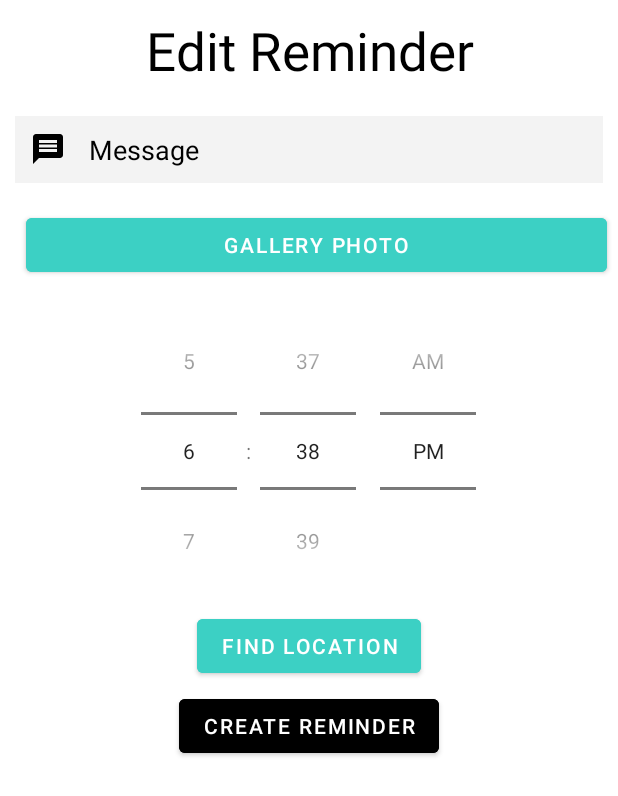
After one commit to tfarich/hw1, an Android app built with Jetpack Compose: the EditActivity screen opened directly, with no data from a screen before it, on a phone screen of 412 x 824 dp. The commit adds this screen. Shown: the top 796 px of the screen. Run offline under Robolectric (Android 15) with nearby library versions, the phone set to English and light mode, and no system bars.

Commit message:
Edit and Delete Added

```diff
--- a/app/src/main/AndroidManifest.xml
+++ b/app/src/main/AndroidManifest.xml
@@ -27,6 +27,7 @@
         <activity android:name=".AccountActivity"></activity>
         <activity android:name=".AddReminderActivity"></activity>
         <activity android:name=".AddActivity"></activity>
+        <activity android:name=".EditActivity"></activity>
     </application>
 
 </manifest>
--- /dev/null
+++ b/app/src/main/java/com/example/homework/EditActivity.kt
@@ -0,0 +1,68 @@
+package com.example.homework
+
+import android.content.Intent
+import android.os.Bundle
+import android.widget.TextView
+import android.widget.TimePicker
+import android.widget.Toast
+import androidx.appcompat.app.AppCompatActivity
+import androidx.core.content.ContextCompat.startActivity
+import com.google.android.material.button.MaterialButton
+import java.util.*
+
+class EditActivity : AppCompatActivity() {
+    override fun onCreate(savedInstanceState: Bundle?) {
+        super.onCreate(savedInstanceState)
+        setContentView(R.layout.activity_edit)
+
+        val message = findViewById<TextView>(R.id.message)
+        val galleryButton = findViewById<MaterialButton>(R.id.gallerybtn)
+        val timePicker = findViewById<TimePicker>(R.id.timePicker)
+        val locationButton = findViewById<MaterialButton>(R.id.locationbtn)
+
+        val extras = intent.extras
+        if (extras != null) {
+            var id = 0
+            var message2 = ""
+            var location_x = 0
+            var location_y = 0
+            var creator_id = 0
+            var reminder_seen = 0
+            var creator_icon = ""
+            id = extras.getInt("ID")
+            message2 = extras.getString("message").toString()
+            location_x = extras.getInt("location_x")
+            location_y = extras.getInt("location_y")
+            var reminder_time : Long = extras.getLong("reminder_time")
+            var creation_time : Long = extras.getLong("creation_time")
+            creator_id = extras.getInt("creator_id")
+            reminder_seen = extras.getInt("reminder_seen")
+            creator_icon = extras.getString("reminder_icon").toString()
+            message.setText(message2.toString(), TextView.BufferType.EDITABLE)
+            val reminder = Reminder(id, message2, location_x, location_y, reminder_time, creation_time, creator_id, reminder_seen, creator_icon)
+            val db: DatabaseHandler = DatabaseHandler(this)
+        }
+
+        val createButton = findViewById<MaterialButton>(R.id.createbtn)
+        var reminder = Reminder(0, "",0, 0, 0, 0, 0, 0, "")
+        val calendar: Calendar = Calendar.getInstance()
+
+        createButton.setOnClickListener {
+            reminder.message = message.text.toString()
+            calendar.set(Calendar.HOUR, timePicker.getCurrentHour())
+            calendar.set(Calendar.MINUTE, timePicker.getCurrentMinute())
+            reminder.reminder_time = calendar.getTimeInMillis()
+
+            var context = this
+            var db = DatabaseHandler(context)
+            db.updateData(reminder)
+
+            Toast.makeText(this, "REMINDER UPDATED", Toast.LENGTH_SHORT).show()
+            switchActivities()
+            }
+        }
+    private fun switchActivities() {
+        val switchActivityIntent = Intent(this, MainActivity::class.java)
+        startActivity(switchActivityIntent)
+    }
+}
--- /dev/null
+++ b/app/src/main/res/layout/activity_edit.xml
@@ -0,0 +1,92 @@
+<?xml version="1.0" encoding="utf-8"?>
+<RelativeLayout xmlns:android="http://schemas.android.com/apk/res/android"
+    xmlns:app="http://schemas.android.com/apk/res-auto"
+    xmlns:tools="http://schemas.android.com/tools"
+    android:layout_width="match_parent"
+    android:layout_height="match_parent"
+    android:background="@color/white"
+    tools:context=".EditActivity">
+
+    <TextView
+        android:layout_width="match_parent"
+        android:layout_height="wrap_content"
+        android:id="@+id/header"
+        android:text="Edit Reminder"
+        android:textColor="@color/black"
+        android:textSize="35dp"
+        android:layout_margin="10dp"
+        android:gravity="center"/>
+
+    <EditText
+        android:id="@+id/message"
+        android:layout_width="match_parent"
+        android:layout_height="wrap_content"
+        android:layout_below="@id/header"
+        android:layout_marginStart="10dp"
+        android:layout_marginTop="10dp"
+        android:layout_marginEnd="10dp"
+        android:layout_marginBottom="10dp"
+        android:background="#F3F3F3"
+        android:drawableLeft="@drawable/baseline_message_24"
+        android:drawablePadding="15dp"
+        android:hint="Message"
+        android:padding="10dp"
+        android:textColor="@color/black"
+        android:textColorHint="@color/black" />
+
+    <com.google.android.material.button.MaterialButton
+        android:layout_alignLeft="@id/message"
+        android:layout_height="wrap_content"
+        android:layout_width="wrap_content"
+        android:layout_below="@id/message"
+        android:layout_alignParentRight="true"
+        android:backgroundTint="#3cd0c4"
+        android:id="@+id/gallerybtn"
+        android:text="gallery photo"
+        android:layout_margin="7dp"/>
+
+    <ImageView
+        android:id="@+id/preview"
+        android:layout_height="wrap_content"
+        android:layout_width="wrap_content"
+        android:maxHeight="45dp"
+        android:maxWidth="45dp"
+        android:scaleType="fitXY"
+        android:layout_gravity="center"
+        android:layout_centerVertical="true"
+        android:layout_centerHorizontal="true"
+        android:layout_below="@id/gallerybtn"></ImageView>
+
+    <TimePicker
+        android:id="@+id/timePicker"
+        android:layout_width="wrap_content"
+        android:layout_below="@id/preview"
+        android:maxHeight="500dp"
+        android:layout_height="wrap_content"
+        android:layout_centerVertical="true"
+        android:layout_centerHorizontal="true"
+        android:timePickerMode="spinner"
+        />
+
+    <com.google.android.material.button.MaterialButton
+        android:layout_width="wrap_content"
+        android:layout_height="wrap_content"
+        android:id="@+id/locationbtn"
+        android:layout_below="@id/timePicker"
+        android:text="FIND LOCATION"
+        android:backgroundTint="#3cd0c4"
+        android:layout_centerHorizontal="true"
+        />
+
+    <com.google.android.material.button.MaterialButton
+        android:layout_width="wrap_content"
+        android:layout_height="wrap_content"
+        android:id="@+id/createbtn"
+        android:layout_below="@id/locationbtn"
+        android:text="CREATE REMINDER"
+        android:backgroundTint="@color/black"
+        android:layout_centerHorizontal="true"
+        android:layout_margin="5dp"
+        />
+
+</RelativeLayout>
```
Also changed, not shown: app/src/main/java/com/example/homework/DatabaseHandler.kt (+22 -0 lines), app/src/main/java/com/example/homework/MainActivity.kt (+78 -18 lines).
